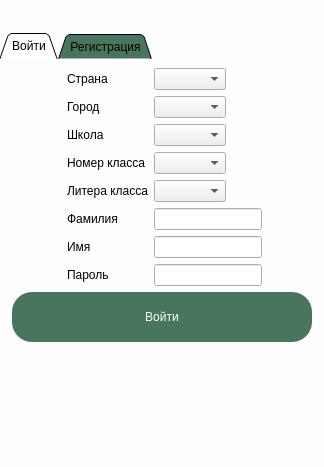
Qt form UI/auth_ui.ui (AREA-team/AREA-Student) before a commit.
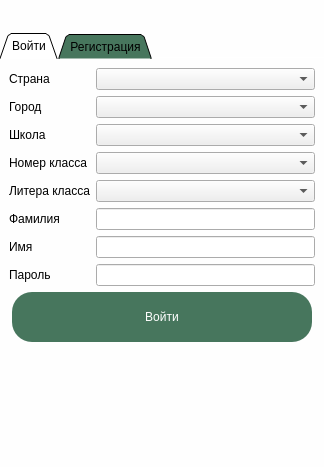
The same form after that commit. Custom widgets are drawn as their Qt base class.

```diff
--- a/UI/auth_ui.ui
+++ b/UI/auth_ui.ui
@@ -157,7 +157,7 @@
           <enum>QLayout::SetDefaultConstraint</enum>
          </property>
          <property name="fieldGrowthPolicy">
-          <enum>QFormLayout::FieldsStayAtSizeHint</enum>
+          <enum>QFormLayout::ExpandingFieldsGrow</enum>
          </property>
          <property name="labelAlignment">
           <set>Qt::AlignLeading|Qt::AlignLeft|Qt::AlignVCenter</set>
@@ -175,7 +175,7 @@
          <item row="1" column="1">
           <widget class="QComboBox" name="country_cb_1">
            <property name="sizePolicy">
-            <sizepolicy hsizetype="Preferred" vsizetype="Preferred">
+            <sizepolicy hsizetype="Expanding" vsizetype="Preferred">
              <horstretch>0</horstretch>
              <verstretch>0</verstretch>
             </sizepolicy>
@@ -186,6 +186,9 @@
              <height>0</height>
             </size>
            </property>
+           <property name="frame">
+            <bool>true</bool>
+           </property>
           </widget>
          </item>
          <item row="2" column="0">
@@ -198,7 +201,7 @@
          <item row="2" column="1">
           <widget class="QComboBox" name="city_cb_1">
            <property name="sizePolicy">
-            <sizepolicy hsizetype="Preferred" vsizetype="Preferred">
+            <sizepolicy hsizetype="Expanding" vsizetype="Preferred">
              <horstretch>0</horstretch>
              <verstretch>0</verstretch>
             </sizepolicy>
@@ -221,7 +224,7 @@
          <item row="3" column="1">
           <widget class="QComboBox" name="school_cb_1">
            <property name="sizePolicy">
-            <sizepolicy hsizetype="Preferred" vsizetype="Preferred">
+            <sizepolicy hsizetype="Expanding" vsizetype="Preferred">
              <horstretch>0</horstretch>
              <verstretch>0</verstretch>
             </sizepolicy>
@@ -244,7 +247,7 @@
          <item row="4" column="1">
           <widget class="QComboBox" name="class_number_cb_1">
            <property name="sizePolicy">
-            <sizepolicy hsizetype="Preferred" vsizetype="Preferred">
+            <sizepolicy hsizetype="Expanding" vsizetype="Preferred">
              <horstretch>0</horstretch>
              <verstretch>0</verstretch>
             </sizepolicy>
@@ -267,7 +270,7 @@
          <item row="5" column="1">
           <widget class="QComboBox" name="class_letter_cb_1">
            <property name="sizePolicy">
-            <sizepolicy hsizetype="Preferred" vsizetype="Preferred">
+            <sizepolicy hsizetype="Expanding" vsizetype="Preferred">
              <horstretch>0</horstretch>
              <verstretch>0</verstretch>
             </sizepolicy>
@@ -278,6 +281,9 @@
              <height>0</height>
             </size>
            </property>
+           <property name="frame">
+            <bool>true</bool>
+           </property>
           </widget>
          </item>
          <item row="6" column="0">
@@ -290,7 +296,7 @@
          <item row="6" column="1">
           <widget class="QLineEdit" name="first_name_le_1">
            <property name="sizePolicy">
-            <sizepolicy hsizetype="Preferred" vsizetype="Preferred">
+            <sizepolicy hsizetype="Expanding" vsizetype="Preferred">
              <horstretch>0</horstretch>
              <verstretch>0</verstretch>
             </sizepolicy>
@@ -313,7 +319,7 @@
          <item row="7" column="1">
           <widget class="QLineEdit" name="last_name_le_1">
            <property name="sizePolicy">
-            <sizepolicy hsizetype="Preferred" vsizetype="Preferred">
+            <sizepolicy hsizetype="Expanding" vsizetype="Preferred">
              <horstretch>0</horstretch>
              <verstretch>0</verstretch>
             </sizepolicy>
@@ -336,7 +342,7 @@
          <item row="8" column="1">
           <widget class="QLineEdit" name="password_le_1">
            <property name="sizePolicy">
-            <sizepolicy hsizetype="Preferred" vsizetype="Fixed">
+            <sizepolicy hsizetype="Expanding" vsizetype="Preferred">
              <horstretch>0</horstretch>
              <verstretch>0</verstretch>
             </sizepolicy>
```
